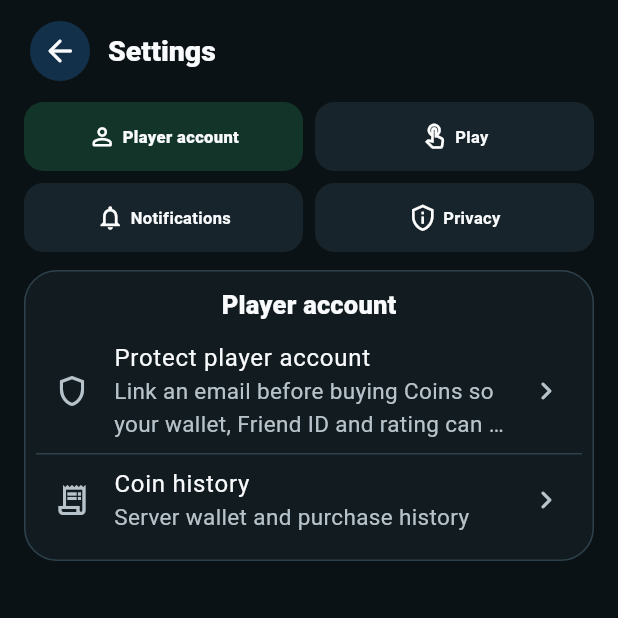
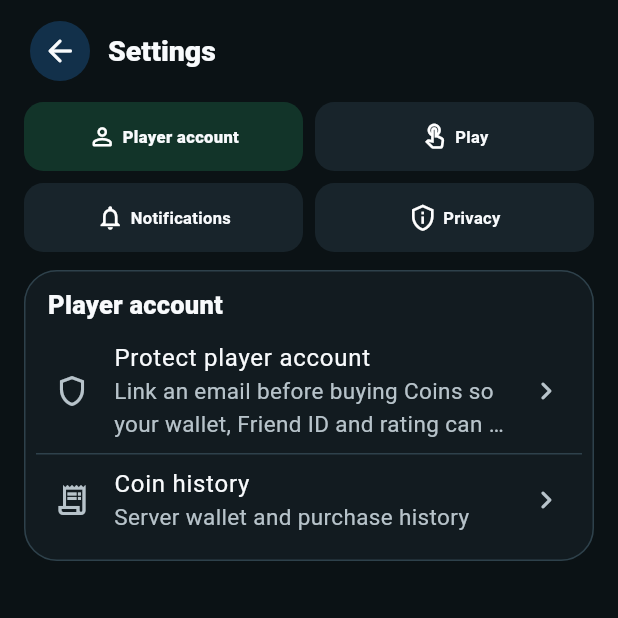
Before and after one commit to ahmtilhn/sudoku_game, a Flutter app: the screen it shows after launch, after a tap on the "settings" icon, on a phone screen of 412 x 824 dp, the top half of it. Run offline on Flutter 3.47's test engine with Material 3 defaults, Android fonts, the phone set to English and light mode, and no system bars; our stand-ins replace firebase_analytics, firebase_auth, firebase_core, firebase_crashlytics, firebase_messaging, flutter_local_notifications and 6 more; missing offline and left inert: app_tracking_transparency, firebase_app_check, in_app_purchase_android, in_app_purchase_storekit; accounts and stored records are empty.

Commit message:
Fix stale settings references after cleanup

```diff
--- a/lib/features/home/home_screen.dart
+++ b/lib/features/home/home_screen.dart
@@ -13,7 +13,7 @@ import '../../widgets/player_avatar.dart';
 import '../career/career_screen.dart';
 import '../duel/matchmaking_screen.dart';
 import '../economy/coin_store_screen.dart';
-import '../settings/settings_screen.dart';
+import '../settings/ux_settings_screen.dart';
 import '../social/player_profile_screen.dart';
 
 class HomeScreen extends StatefulWidget {
@@ -88,7 +88,7 @@ class _HomeScreenState extends State<HomeScreen> {
                                   _open(context, const PlayerProfileScreen()),
                               onSettings: () => _open(
                                 context,
-                                SettingsScreen(store: widget.store),
+                                UxSettingsScreen(store: widget.store),
                               ),
                             ),
                             const SizedBox(height: 42),
--- a/lib/features/settings/ux_settings_screen.dart
+++ b/lib/features/settings/ux_settings_screen.dart
@@ -579,7 +579,7 @@ class _SettingsPanel extends StatelessWidget {
         ),
         child: Column(
           mainAxisSize: MainAxisSize.min,
-          crossAxisSize: CrossAxisSize.stretch,
+          crossAxisAlignment: CrossAxisAlignment.stretch,
           children: [
             Padding(
               padding: const EdgeInsets.symmetric(horizontal: 8),
@@ -587,9 +587,9 @@ class _SettingsPanel extends StatelessWidget {
                 title,
                 maxLines: 1,
                 overflow: TextOverflow.ellipsis,
-                style: Theme.of(context).textTheme.titleMedium?.copyWith(
-                  fontWeight: FontWeight.w900,
-                ),
+                style: Theme.of(
+                  context,
+                ).textTheme.titleMedium?.copyWith(fontWeight: FontWeight.w900),
               ),
             ),
             SizedBox(height: compact ? 2 : 5),
```
Also changed, not shown: 3 other files.
